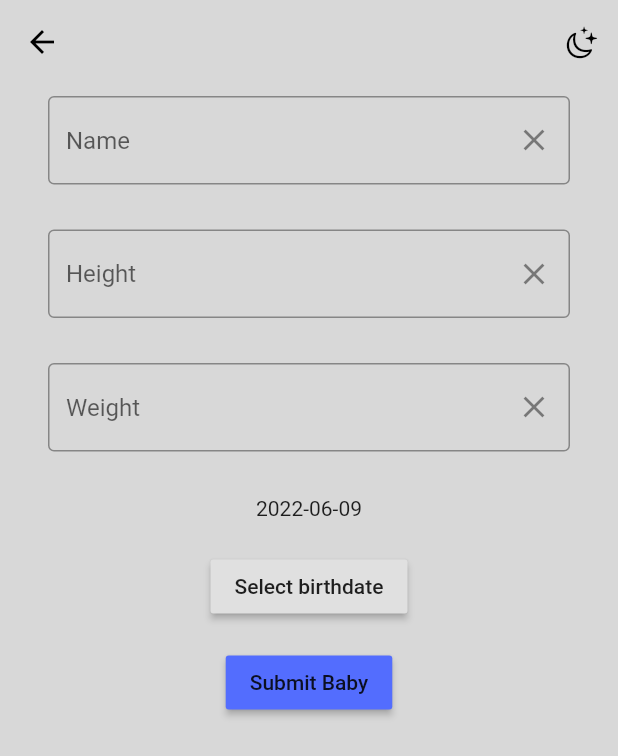
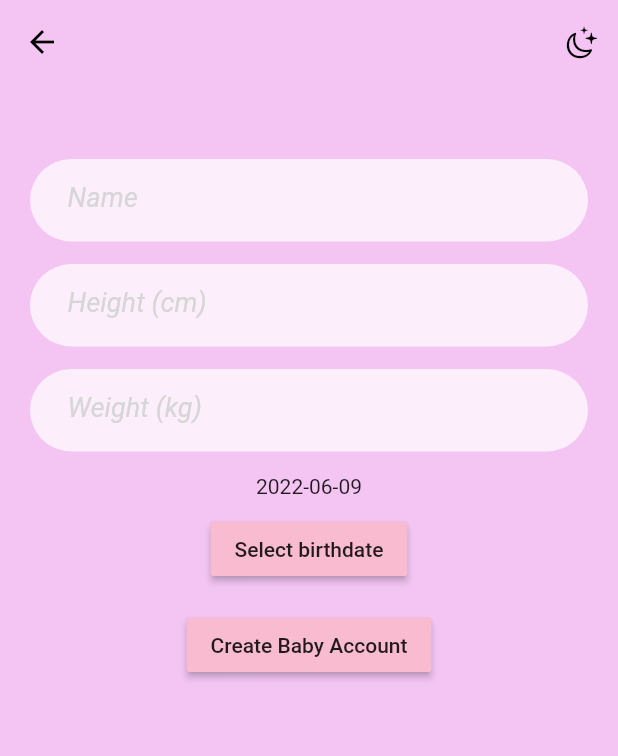
Before and after one commit to myanar7/Babify, a Flutter app: the NewBabyProfilePage screen opened directly, on a phone screen of 412 x 824 dp. Shown: the top 756 px of the screen. Run offline on Flutter 3.47's test engine with Material 2 defaults, Android fonts, the phone set to English and light mode, and no system bars; our stand-ins replace audioplayers, flutter_datetime_picker, flutter_easyloading, flutter_riverpod, focused_menu, hooks_riverpod and 3 more; missing offline and left inert: age_calculator; accounts and stored records are empty; network calls fail.

Commit message:
profile page

```diff
--- a/lib/View/new_baby_profile.dart
+++ b/lib/View/new_baby_profile.dart
@@ -55,68 +55,29 @@ class _NewBabyProfilePageState extends ConsumerState<NewBabyProfilePage> {
     ];
 
     return Scaffold(
-      backgroundColor: bckgrnd,
+      backgroundColor: Color.fromARGB(255, 244, 197, 243),
       appBar: buildAppBar(context),
       body: Container(
-        //color: Colors.white,
         child: Padding(
           padding: const EdgeInsets.symmetric(
-            vertical: 8.0,
-            horizontal: 32.0,
+            vertical: 50,
+            horizontal: 20.0,
           ),
           child: Column(children: [
-            TextField(
-              controller: nameController,
-              decoration: InputDecoration(
-                hintText: "Name",
-                border: OutlineInputBorder(),
-                suffixIcon: IconButton(
-                  onPressed: () {
-                    nameController.clear();
-                  },
-                  icon: const Icon(Icons.clear),
-                ),
-              ),
-            ),
-            SizedBox(height: 30),
-            TextField(
-              controller: heightController,
-              decoration: InputDecoration(
-                hintText: "Height",
-                border: OutlineInputBorder(),
-                suffixIcon: IconButton(
-                  onPressed: () {
-                    heightController.clear();
-                  },
-                  icon: const Icon(Icons.clear),
-                ),
-              ),
-            ),
-            SizedBox(height: 30),
-            TextField(
-              controller: weightController,
-              decoration: InputDecoration(
-                hintText: "Weight",
-                border: OutlineInputBorder(),
-                suffixIcon: IconButton(
-                  onPressed: () {
-                    weightController.clear();
-                  },
-                  icon: const Icon(Icons.clear),
-                ),
-              ),
-            ),
-            SizedBox(height: 30),
+            userInput(nameController, 'Name', TextInputType.text),
+            userInput(heightController, 'Height (cm)', TextInputType.number),
+            userInput(weightController, 'Weight (kg)', TextInputType.number),
             Column(
               mainAxisSize: MainAxisSize.min,
               children: <Widget>[
                 Text("${selectedDate.toLocal()}".split(' ')[0]),
                 SizedBox(
-                  height: 20.0,
+                  height: 10.0,
                 ),
                 RaisedButton(
                   onPressed: () => _selectDate(context),
                   child: Text('Select birthdate'),
+                  color: Colors.pink[100],
                 ),
               ],
             ),
@@ -126,13 +87,49 @@ class _NewBabyProfilePageState extends ConsumerState<NewBabyProfilePage> {
                 builder: (context) {
                   return RaisedButton(
                     onPressed: () => submitBaby(context),
-                    color: Colors.indigoAccent,
-                    child: Text('Submit Baby'),
+                    color: Colors.pink[100],
+                    child: Text('Create Baby Account'),
                   );
                 },
               ),
             ),
+            Center(
+                child: Column(
+              mainAxisAlignment: MainAxisAlignment.center,
+              children: <Widget>[
+                Padding(
+                  padding: EdgeInsets.all(16),
+                ),
+              ],
+            ))
           ]),
+        ),
+      ),
+    );
+  }
+
+  Widget userInput(TextEditingController userInput, String hintTitle,
+      TextInputType keyboardType) {
+    return Container(
+      height: 55,
+      margin: EdgeInsets.only(bottom: 15),
+      decoration: BoxDecoration(
+          color: Colors.white70, borderRadius: BorderRadius.circular(30)),
+      child: Padding(
+        padding: const EdgeInsets.only(left: 25.0, top: 15, right: 25),
+        child: TextField(
+          controller: userInput,
+          autocorrect: false,
+          enableSuggestions: false,
+          autofocus: false,
+          decoration: InputDecoration.collapsed(
+            hintText: hintTitle,
+            hintStyle: TextStyle(
+                fontSize: 18,
+                color: Colors.grey[350],
+                fontStyle: FontStyle.italic),
+          ),
+          keyboardType: keyboardType,
         ),
       ),
     );
@@ -161,12 +158,7 @@ class _NewBabyProfilePageState extends ConsumerState<NewBabyProfilePage> {
       // dog back to wherever this page was created.
 
       ref.read(babyProfileProvider.notifier).addBabyProfile(newBaby);
-      Navigator.push(
-          context,
-          MaterialPageRoute(
-              builder: (context) => BabyProfilePage(
-                    baby: newBaby,
-                  )));
+      Navigator.pop(context);
       //Navigator.of(context).pushNamed('/baby_profile_page');
     }
   }
--- /dev/null
+++ b/lib/model/user.dart
@@ -0,0 +1,18 @@
+import 'dart:io';
+
+import 'package:flutter_application_1/model/baby.dart';
+
+class User {
+  String id;
+  String photoPath;
+  final String username;
+  final String email;
+  List<Baby> babies = [];
+
+  User({
+    required this.id,
+    required this.photoPath,
+    required this.username,
+    required this.email,
+  });
+}
```
Also changed, not shown: lib/View/baby_profile_page.dart (+11 -54 lines), lib/View/sign_in_page.dart (+10 -1 lines), lib/View/user_profile.dart (added, +68 -0 lines), lib/main.dart (+28 -4 lines), lib/widget/profile_widget.dart (+1 -6 lines), pubspec.lock, 1 other file.
